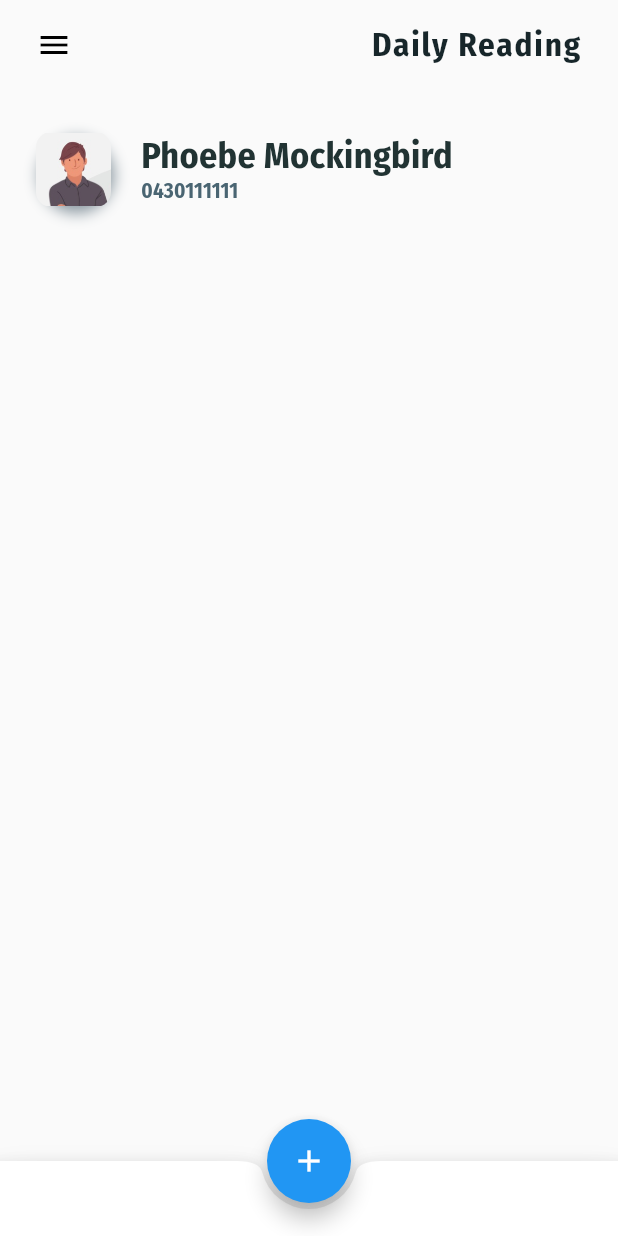
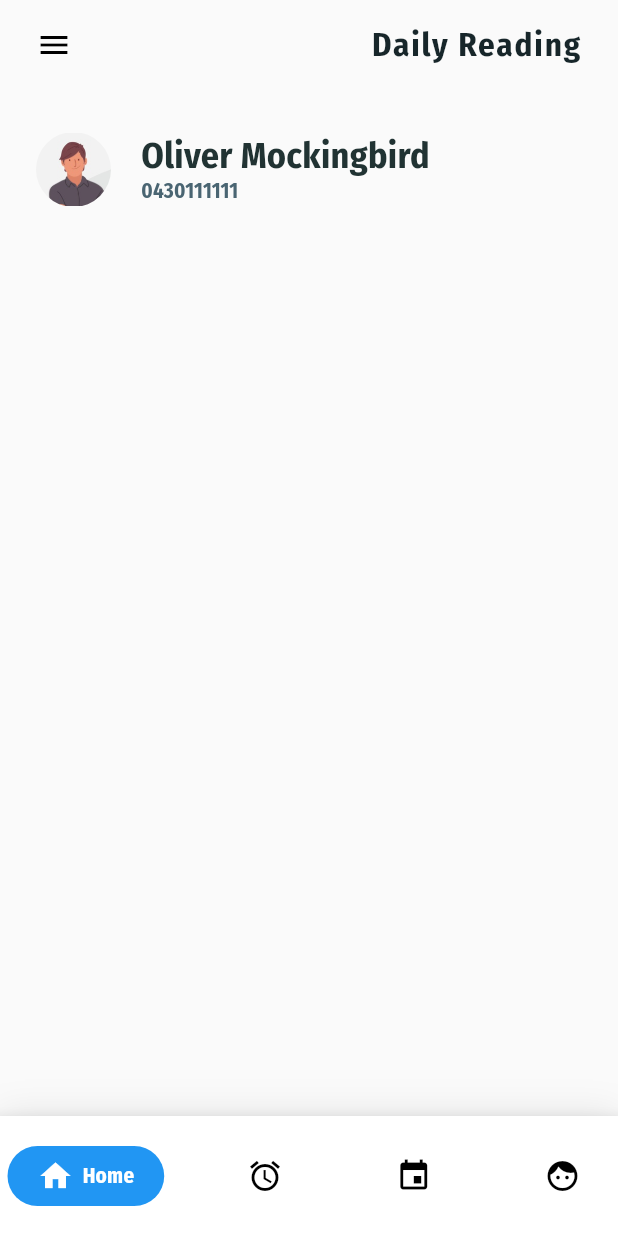
Before and after one commit to kalianto/bible_study, a Flutter app: the Home screen opened by its route, on a phone screen of 412 x 824 dp. Run offline on Flutter 3.47's test engine with Material 2 defaults, Android fonts, the phone set to English and light mode, and no system bars; drawn by our look-alikes of google_nav_bar; our stand-ins replace device_info; missing offline and left inert: global_configuration.

Commit message:
added gnav bottom bar

```diff
--- a/lib/common/bottom_bar.dart
+++ /dev/null
@@ -1,35 +0,0 @@
-import 'package:flutter/material.dart';
-
-class BottomBar extends StatefulWidget {
-  @override
-  _BottomBarState createState() => _BottomBarState();
-}
-
-class _BottomBarState extends State<BottomBar> with TickerProviderStateMixin {
-  AnimationController animationController;
-
-  @override
-  void initState() {
-    animationController = AnimationController(duration: const Duration(milliseconds: 200), vsync: this);
-
-    super.initState();
-  }
-
-  @override
-  void dispose() {
-    animationController.dispose();
-    super.dispose();
-  }
-
-  @override
-  Widget build(BuildContext context) {
-    return BottomAppBar(
-      shape: const CircularNotchedRectangle(),
-      child: _buildBottomBarMenu(),
-    );
-  }
-
-  Widget _buildBottomBarMenu() {
-    return Container(height: 50.0);
-  }
-}
--- /dev/null
+++ b/lib/common/bottom_gnav_bar.dart
@@ -0,0 +1,77 @@
+import 'package:flutter/material.dart';
+import 'package:google_nav_bar/google_nav_bar.dart';
+
+class BottomGNavBar extends StatefulWidget {
+  @override
+  _BottomGNavBarState createState() => _BottomGNavBarState();
+}
+
+class _BottomGNavBarState extends State<BottomGNavBar> with TickerProviderStateMixin {
+  AnimationController animationController;
+  int _selectedIndex = 0;
+
+  @override
+  void initState() {
+    animationController = AnimationController(duration: const Duration(milliseconds: 200), vsync: this);
+
+    super.initState();
+  }
+
+  @override
+  void dispose() {
+    animationController.dispose();
+    super.dispose();
+  }
+
+  @override
+  Widget build(BuildContext context) {
+    return BottomAppBar(
+      shape: const CircularNotchedRectangle(),
+      child: _buildBottomGNavBarMenu(),
+    );
+  }
+
+  Widget _buildBottomGNavBarMenu() {
+    return Container(
+      height: 80.0,
+      // height: 10 * SizeConfig.heightMultiplier,
+      decoration: BoxDecoration(color: Colors.white, boxShadow: [BoxShadow(blurRadius: 20, color: Colors.black.withOpacity(.1))]),
+      child: SafeArea(
+        child: Padding(
+          padding: const EdgeInsets.symmetric(horizontal: 5.0, vertical: 8),
+          child: GNav(
+              gap: 6,
+              activeColor: Colors.white,
+              iconSize: 24,
+              padding: EdgeInsets.symmetric(horizontal: 20, vertical: 8),
+              duration: Duration(milliseconds: 800),
+              tabBackgroundColor: Colors.blue,
+              tabs: [
+                GButton(
+                  icon: Icons.home,
+                  text: 'Home',
+                ),
+                GButton(
+                  icon: Icons.alarm,
+                  text: 'Notifications',
+                ),
+                GButton(
+                  icon: Icons.event,
+                  text: 'Reading',
+                ),
+                GButton(
+                  icon: Icons.face,
+                  text: 'COOL',
+                ),
+              ],
+              selectedIndex: _selectedIndex,
+              onTabChange: (index) {
+                setState(() {
+                  _selectedIndex = index;
+                });
+              }),
+        ),
+      ),
+    );
+  }
+}
--- a/lib/views/Home/drawer.dart
+++ b/lib/views/Home/drawer.dart
@@ -64,7 +64,7 @@ class HomeDrawer extends StatelessWidget {
                   Padding(
                     padding: const EdgeInsets.only(top: 8, left: 4),
                     child: Text(
-                      'Phoebe Mockingbird',
+                      'Oliver Mockingbird',
                       style: TextStyle(
                         fontWeight: FontWeight.w600,
                         color: AppTheme.grey,
--- a/lib/views/Home/home.dart
+++ b/lib/views/Home/home.dart
@@ -34,18 +34,18 @@ class _HomeState extends State<HomePage> {
                   Container(
                     height: 50,
                     width: 50,
-                    decoration: BoxDecoration(
-                      shape: BoxShape.circle,
-                      boxShadow: <BoxShadow>[
-                        BoxShadow(
-                          color: AppTheme.grey.withOpacity(0.6),
-                          offset: const Offset(2.0, 4.0),
-                          blurRadius: 8,
-                        ),
-                      ],
-                    ),
+                    // decoration: BoxDecoration(
+                    //   shape: BoxShape.circle,
+                    //   boxShadow: <BoxShadow>[
+                    //     BoxShadow(
+                    //       color: AppTheme.grey.withOpacity(0.6),
+                    //       offset: const Offset(2.0, 4.0),
+                    //       blurRadius: 8,
+                    //     ),
+                    //   ],
+                    // ),
                     child: ClipRRect(
-                      borderRadius: const BorderRadius.all(Radius.circular(10.0)),
+                      borderRadius: const BorderRadius.all(Radius.circular(40.0)),
                       child: Image.asset('assets/images/userImage.png'),
                     ),
                   ),
@@ -56,7 +56,7 @@ class _HomeState extends State<HomePage> {
                     mainAxisAlignment: MainAxisAlignment.start,
                     children: <Widget>[
                       Text(
-                        'Phoebe Mockingbird',
+                        'Oliver Mockingbird',
                         style: TextStyle(
                           fontWeight: FontWeight.w600,
                           color: AppTheme.nearlyBlack,
--- a/lib/views/Home/index.dart
+++ b/lib/views/Home/index.dart
@@ -2,7 +2,7 @@ import 'package:flutter/material.dart';
 import 'package:bible_study/AppTheme.dart';
 import 'package:bible_study/views/Home/drawer.dart';
 import 'package:bible_study/views/Home/home.dart';
-import 'package:bible_study/common/bottom_bar.dart';
+import 'package:bible_study/common/bottom_gnav_bar.dart';
 
 class Home extends StatefulWidget {
   Home({Key key, this.title}) : super(key: key);
@@ -77,11 +77,11 @@ class _HomeState extends State<Home> with TickerProviderStateMixin {
           ],
         ),
         drawer: HomeDrawer(),
-        bottomNavigationBar: BottomBar(),
-        floatingActionButton: FloatingActionButton(
-          child: Icon(Icons.add),
-        ),
-        floatingActionButtonLocation: FloatingActionButtonLocation.centerDocked,
+        bottomNavigationBar: BottomGNavBar(),
+        // floatingActionButton: FloatingActionButton(
+        //   child: Icon(Icons.add),
+        // ),
+        // floatingActionButtonLocation: FloatingActionButtonLocation.centerDocked,
         // backgroundColor: Colors.black,
       ),
     );
--- a/lib/views/HomeDrawer.dart
+++ b/lib/views/HomeDrawer.dart
@@ -21,7 +21,7 @@ class HomeDrawer extends StatelessWidget {
             padding: EdgeInsets.symmetric(horizontal: 0, vertical: 10),
             child: ListTile(
               title: Text(
-                'Phoebe Mockingbird',
+                'Oliver Mockingbird',
                 style: TextStyle(
                   fontSize: 22,
                   color: Colors.black,
--- a/lib/views/Settings/index.dart
+++ b/lib/views/Settings/index.dart
@@ -59,7 +59,7 @@ class _SettingsState extends State<SettingsPage> {
                   Padding(
                     padding: const EdgeInsets.all(10),
                     child: Text(
-                      'Phoebe Mockingbird',
+                      'Oliver Mockingbird',
                       style: TextStyle(
                         fontWeight: FontWeight.w600,
                         color: AppTheme.white,
--- a/pubspec.yaml
+++ b/pubspec.yaml
@@ -29,6 +29,7 @@ dependencies:
   http: ^0.12.2
   device_info: ^0.4.2+8
   global_configuration: ^1.6.0
+  google_nav_bar: ^3.1.0
 
   # The following adds the Cupertino Icons font to your application.
   # Use with the CupertinoIcons class for iOS style icons.
```
Also changed, not shown: lib/common/bottom_navbar.dart (added), pubspec.lock.
